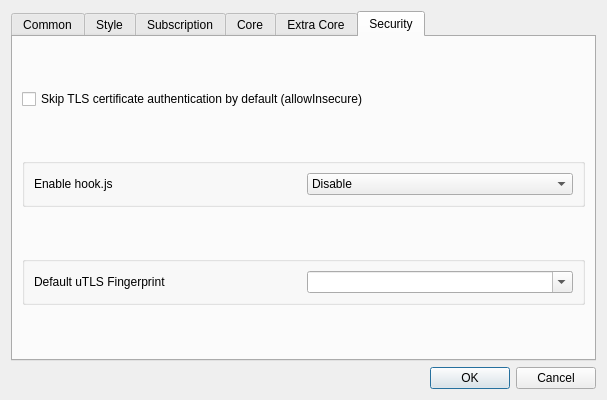
The window that ui/dialog_basic_settings.ui (master88wi/NekoXray) describes before a commit, drawn with Qt 5.
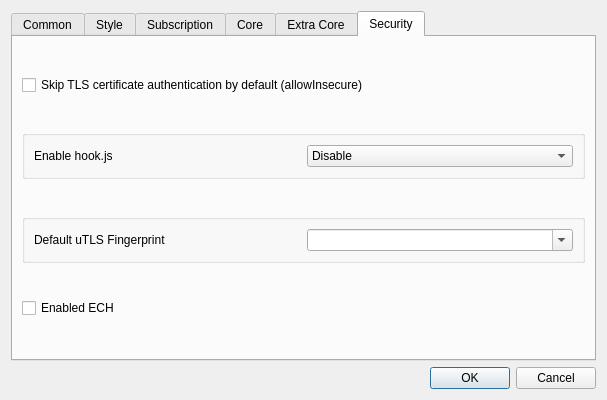
The same window after the commit. The open tabs and pages were chosen to show the change. Custom widgets are drawn as their Qt base class.

Commit message: wip: add enabled ech option

```diff
--- a/ui/dialog_basic_settings.ui
+++ b/ui/dialog_basic_settings.ui
@@ -874,6 +874,13 @@
          </layout>
         </widget>
        </item>
+       <item>
+        <widget class="QCheckBox" name="enabled_ech">
+         <property name="text">
+          <string>Enabled ECH</string>
+         </property>
+        </widget>
+       </item>
       </layout>
      </widget>
     </widget>
```
Left out of the diff: 2 changed lines with no effect on the pictures. Lines whose indentation alone changed are shown as unchanged. The commit also changes 7 other files.
